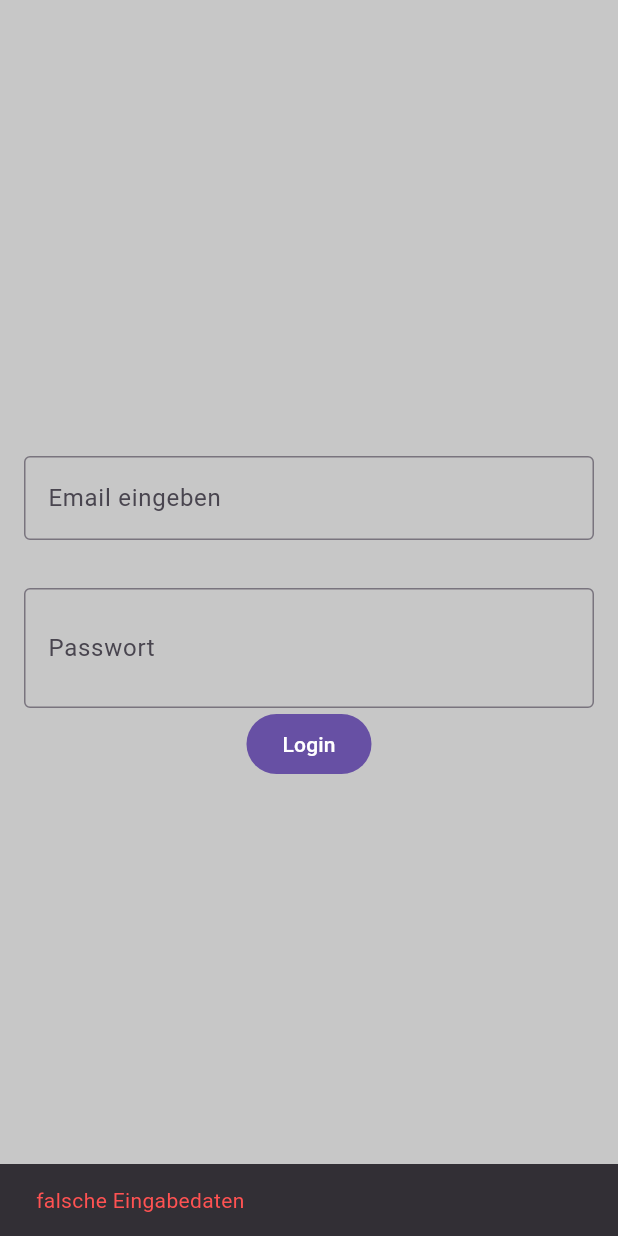
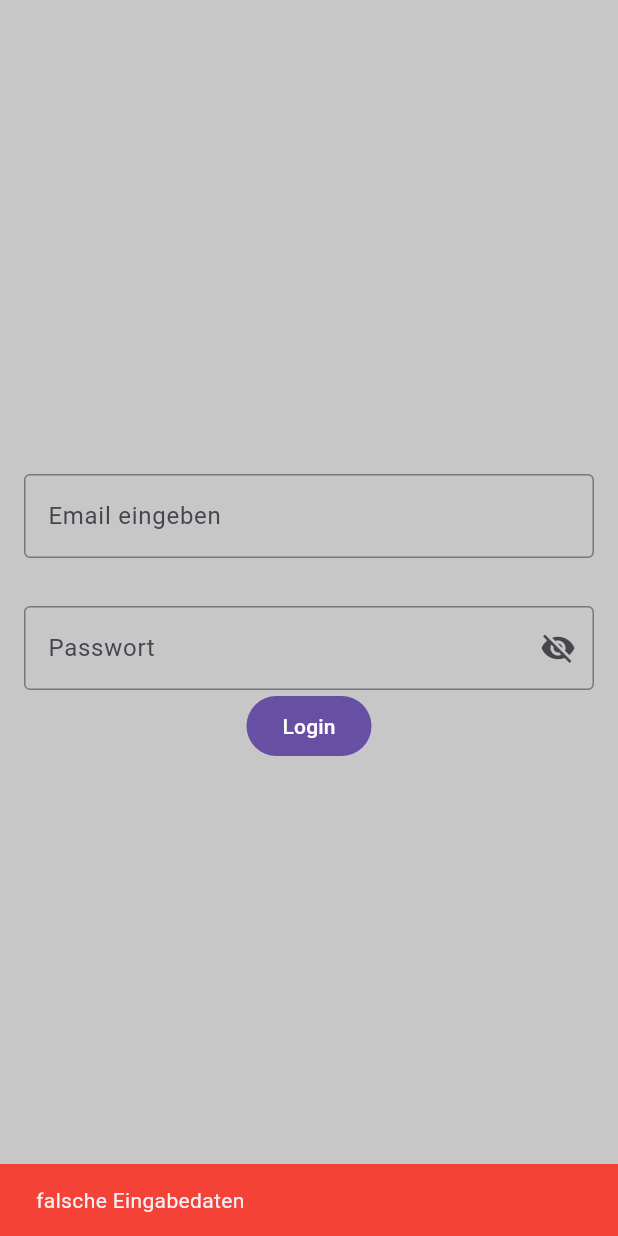
Before and after one commit to Makuz87/input_textformfield, a Flutter app: the screen it shows after launch, after a tap on "Login", on a phone screen of 412 x 824 dp. Run offline on Flutter 3.47's test engine with Material 3 defaults, Android fonts, the phone set to English and light mode, and no system bars; network calls fail.

Commit message:
mini changes

```diff
--- a/lib/login_page.dart
+++ b/lib/login_page.dart
@@ -14,11 +14,10 @@ class LoginPage extends StatefulWidget {
 // ##################################################################
 
 class _LoginPageState extends State<LoginPage> {
-  String userInput = "";
-  final testUser = User(userMail: "markus@gmail.com", userPassword: "12345");
+  final user = User(userMail: "markus@gmail.com", userPassword: "12345");
 
-  final emailController = TextEditingController();
-  final passwordController = TextEditingController();
+  final _emailController = TextEditingController();
+  final _passwordController = TextEditingController();
   bool _obscurePassword = true;
 
 //
@@ -43,7 +42,7 @@ class _LoginPageState extends State<LoginPage> {
           children: [
             //                        Email
             TextFormField(
-              controller: emailController,
+              controller: _emailController,
               decoration: InputDecoration(
                 label: Text("Email eingeben"),
                 border: OutlineInputBorder(),
@@ -53,19 +52,21 @@ class _LoginPageState extends State<LoginPage> {
             SizedBox(height: 32),
             //                        Password
             TextFormField(
-              controller: passwordController,
+              controller: _passwordController,
               obscureText: _obscurePassword,
               decoration: InputDecoration(
                 label: Text("Passwort "),
                 border: OutlineInputBorder(),
-                suffix: IconButton(
+                suffixIcon: IconButton(
                   icon: Icon(
                     _obscurePassword ? Icons.visibility_off : Icons.visibility,
                   ),
                   onPressed: () {
-                    setState(() {
-                      _obscurePassword = !_obscurePassword;
-                    });
+                    setState(
+                      () {
+                        _obscurePassword = !_obscurePassword;
+                      },
+                    );
                   },
                 ),
               ),
@@ -73,20 +74,19 @@ class _LoginPageState extends State<LoginPage> {
             //                          Bttn
             FilledButton(
               onPressed: () {
-                final email = emailController.text;
-                final password = passwordController.text;
+                final email = _emailController.text;
+                final password = _passwordController.text;
 
-                if (email == testUser.userMail &&
-                    password == testUser.userPassword) {
+                if (email == user.userMail && password == user.userPassword) {
                   Navigator.of(context).push(
                     MaterialPageRoute(builder: (context) => SecondPage()),
                   );
                 } else {
                   ScaffoldMessenger.of(context).showSnackBar(
                     SnackBar(
+                      backgroundColor: Colors.red,
                       content: Text(
                         "falsche Eingabedaten",
-                        style: TextStyle(color: Colors.redAccent),
                       ),
                     ),
                   );
--- a/lib/second_page.dart
+++ b/lib/second_page.dart
@@ -7,8 +7,8 @@ class SecondPage extends StatelessWidget {
   Widget build(BuildContext context) {
     return Scaffold(
       appBar: AppBar(
-        foregroundColor: Colors.grey,
-        backgroundColor: const Color.fromARGB(255, 217, 245, 255),
+        foregroundColor: const Color.fromARGB(255, 190, 190, 190),
+        backgroundColor: const Color.fromARGB(255, 135, 135, 135),
       ),
       backgroundColor: Colors.grey,
       body: Column(
```
